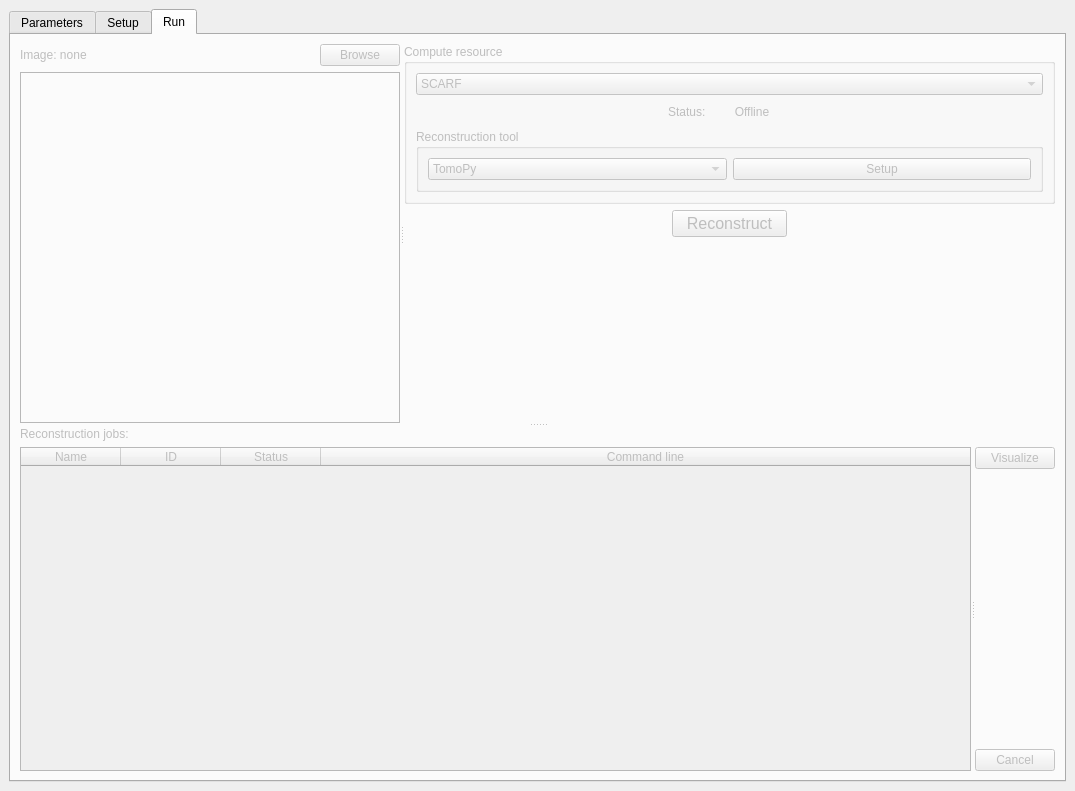
This is Code/Mantid/MantidQt/CustomInterfaces/inc/MantidQtCustomInterfaces/TomoReconstruction.ui in mantidproject/mantid as Qt 5 draws it before an edit. The edited form follows.
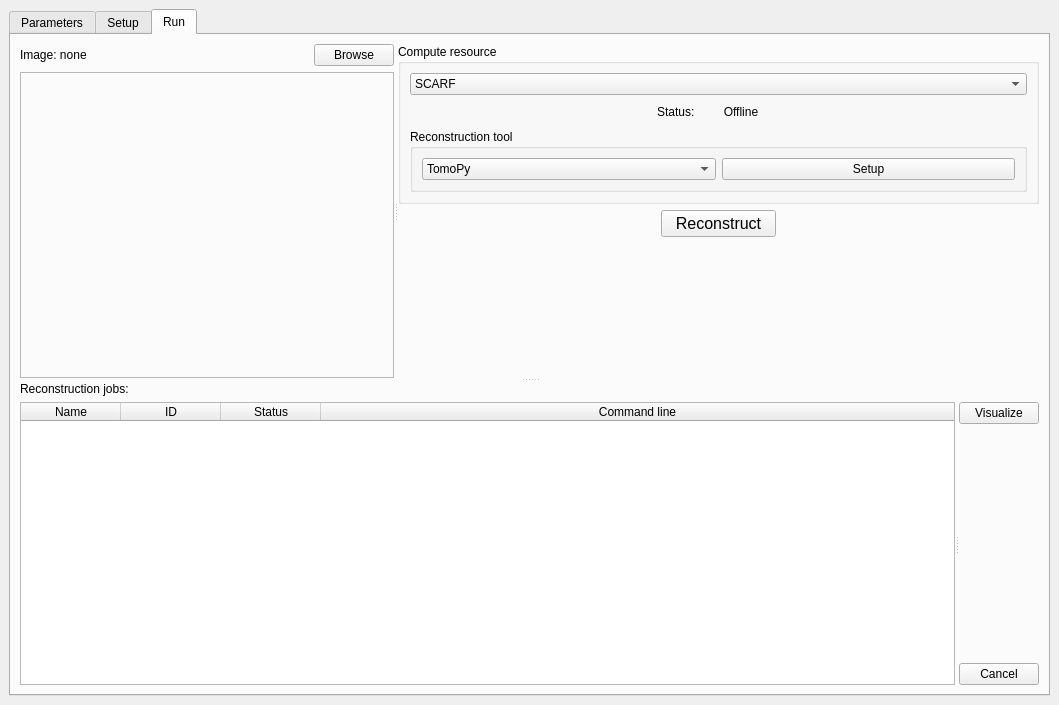
This is the edited form.

Commit message: more gui stuff, job control chunks, re #10564

The edit to the form file:
```diff
--- a/Code/Mantid/MantidQt/CustomInterfaces/inc/MantidQtCustomInterfaces/TomoReconstruction.ui
+++ b/Code/Mantid/MantidQt/CustomInterfaces/inc/MantidQtCustomInterfaces/TomoReconstruction.ui
@@ -6,8 +6,8 @@
    <rect>
     <x>0</x>
     <y>0</y>
-    <width>1075</width>
-    <height>791</height>
+    <width>1059</width>
+    <height>705</height>
    </rect>
   </property>
   <property name="windowTitle">
@@ -846,7 +846,7 @@
       </widget>
       <widget class="QWidget" name="runTab">
        <property name="enabled">
-        <bool>false</bool>
+        <bool>true</bool>
        </property>
        <attribute name="title">
         <string>Run</string>
```
Left out of the diff: 2 changed lines with no effect on the pictures. The commit also changes 2 other files.
